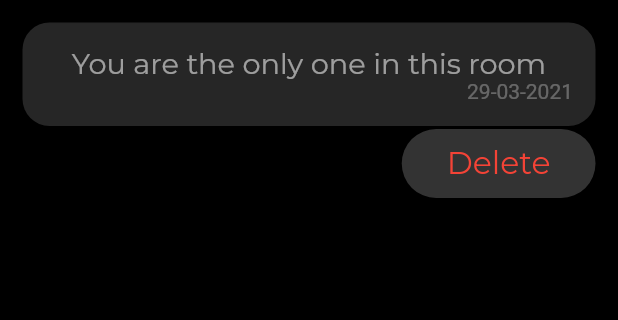
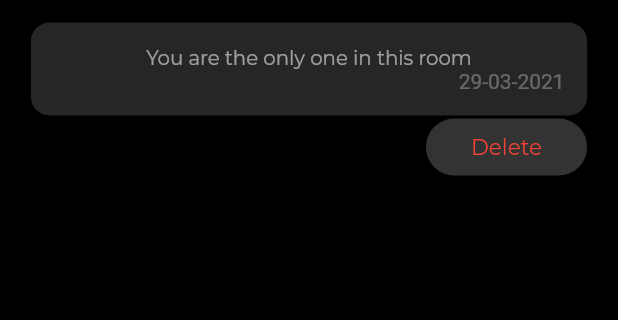
Before and after one commit to Raunakk02/Othello-flutter, a Flutter app: the OnlineRooms screen opened by its route, after a tap on the "add" icon, after a tap on "You are the only one in this room", on a phone screen of 412 x 824 dp, the part 84-404 px from its top. Run offline on Flutter 3.47's test engine with Material 2 defaults, Android fonts, the phone set to English and light mode, and no system bars; our stand-ins replace cached_network_image, cloud_firestore, cloud_functions, firebase_auth, firebase_core, flutter_modular and 7 more; accounts and stored records are empty; statements that could not run were skipped.

Commit message:
UI fixes for web

```diff
--- a/lib/components/common_alert_dialog.dart
+++ b/lib/components/common_alert_dialog.dart
@@ -1,3 +1,5 @@
+import 'dart:math';
+
 import 'package:flutter/material.dart';
 
 class CommonAlertDialog extends AlertDialog {
@@ -12,7 +14,7 @@
 
   @override
   Widget build(BuildContext context) {
-    double screenWidth = MediaQuery.of(context).size.width;
+    double screenWidth = min(MediaQuery.of(context).size.width, 600);
     return AlertDialog(
       elevation: 10,
       shape: RoundedRectangleBorder(
--- a/lib/main.dart
+++ b/lib/main.dart
@@ -6,7 +6,6 @@
 import 'package:hive/hive.dart';
 import 'package:hive_flutter/hive_flutter.dart';
 import 'package:othello/utils/app_module.dart';
-import 'package:othello/utils/globals.dart';
 import 'package:firebase_core/firebase_core.dart';
 import 'package:provider/provider.dart';
 
@@ -41,9 +40,7 @@
                 ThemeData.dark().floatingActionButtonTheme.copyWith(
                       backgroundColor: Colors.brown,
                     ),
-            textTheme: TextTheme(
-              headline1: Globals.primaryTextStyle,
-            )),
+            ),
       ).modular(),
     );
   }
--- a/lib/screens/main_menu.dart
+++ b/lib/screens/main_menu.dart
@@ -48,6 +48,7 @@
               },
               child: Text('pass n play'),
             ),
+            SizedBox(height: 20),
             ElevatedButton(
               onPressed: () {
                 if (user == null)
--- a/lib/screens/online_rooms.dart
+++ b/lib/screens/online_rooms.dart
@@ -109,20 +109,21 @@
 
   @override
   Widget build(BuildContext context) {
-    return InkWell(
+    return Padding(
+      padding: const EdgeInsets.only(bottom: 10.0),
+      child: InkWell(
         onTap: () {
           customPopup(context).show(context);
         },
-      child: Padding(
-        padding: const EdgeInsets.only(bottom: 10),
+        child: Container(
+          child: Center(
             child: Container(
               key: _key,
               decoration: BoxDecoration(
                 color: Colors.white24,
                 borderRadius: Globals.borderRadius,
               ),
-          child: Container(
-            width: Globals.screenWidth * 0.9,
+              width: Globals.maxScreenWidth * 0.9,
               constraints: BoxConstraints(
                 maxWidth: 500,
               ),
@@ -132,7 +133,9 @@
                   DefaultTextStyle(
                     style: GoogleFonts.montserrat(
                       fontSize: Globals.secondaryFontSize,
+                      color: Colors.white,
                     ),
+                    textAlign: TextAlign.center,
                     child: FutureBuilder<List<Profile>>(
                       future: getProfiles(),
                       builder: (context, snapshot) {
@@ -161,6 +164,7 @@
             ),
           ),
         ),
+      ),
     );
   }
 
--- a/lib/utils/globals.dart
+++ b/lib/utils/globals.dart
@@ -30,7 +30,7 @@
 
   static double get screenWidth => _mediaQueryData?.size.width ?? 500;
 
-  static double get maxScreenWidth => max(screenWidth, 600);
+  static double get maxScreenWidth => min(screenWidth, 600);
 
   static double get screenHeight => _mediaQueryData?.size.height ?? 1000;
 }
```
Also changed, not shown: lib/screens/phone_input_screen.dart (+7 -1 lines). Lines whose indentation alone changed are shown as unchanged.
